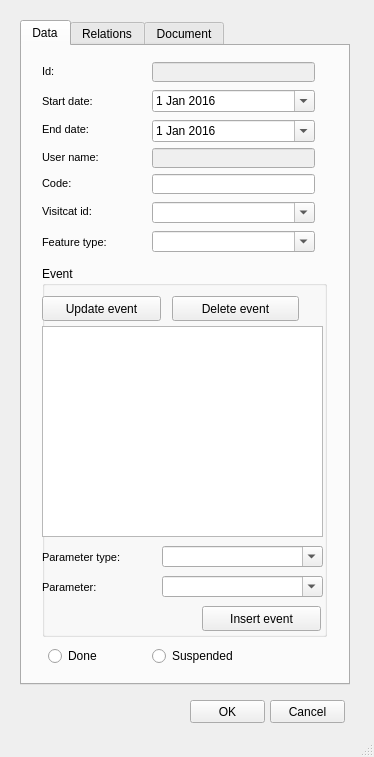
The window that ui/add_visit.ui (Giswater/giswater_qgis_plugin) describes before a commit, drawn with Qt 5.
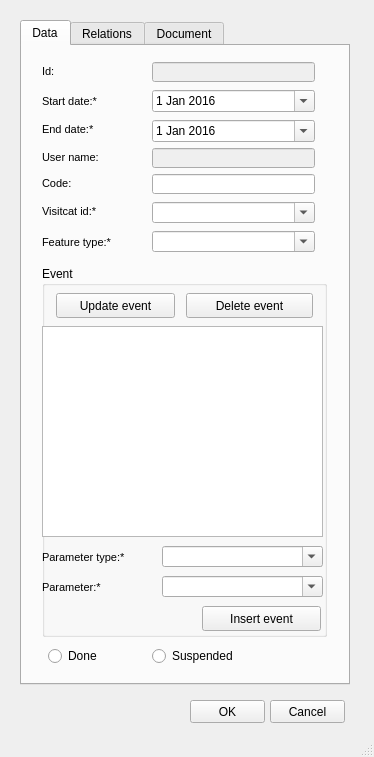
The same window after the commit. The open tabs and pages were chosen to show the change. Icons and pictures are not drawn.

Commit message: Enhance event forms

Patch:
```diff
--- a/ui/add_visit.ui
+++ b/ui/add_visit.ui
@@ -77,7 +77,7 @@
        <rect>
         <x>20</x>
         <y>44</y>
-        <width>77</width>
+        <width>103</width>
         <height>22</height>
        </rect>
       </property>
@@ -95,7 +95,7 @@
        <enum>QFrame::Plain</enum>
       </property>
       <property name="text">
-       <string>Start date:</string>
+       <string>Start date:* </string>
       </property>
       <property name="textFormat">
        <enum>Qt::AutoText</enum>
@@ -167,7 +167,7 @@
        <rect>
         <x>20</x>
         <y>154</y>
-        <width>67</width>
+        <width>100</width>
         <height>22</height>
        </rect>
       </property>
@@ -183,7 +183,7 @@
        <enum>QFrame::Plain</enum>
       </property>
       <property name="text">
-       <string>Visitcat id:</string>
+       <string>Visitcat id:*</string>
       </property>
       <property name="textFormat">
        <enum>Qt::AutoText</enum>
@@ -229,8 +229,8 @@
       <widget class="QPushButton" name="btn_event_delete">
        <property name="geometry">
         <rect>
-         <x>130</x>
-         <y>30</y>
+         <x>144</x>
+         <y>27</y>
          <width>127</width>
          <height>25</height>
         </rect>
@@ -255,8 +255,8 @@
       <widget class="QPushButton" name="btn_event_update">
        <property name="geometry">
         <rect>
-         <x>0</x>
-         <y>30</y>
+         <x>14</x>
+         <y>27</y>
          <width>119</width>
          <height>25</height>
         </rect>
@@ -312,7 +312,7 @@
         <enum>QFrame::Plain</enum>
        </property>
        <property name="text">
-        <string>Parameter type:</string>
+        <string>Parameter type:*</string>
        </property>
        <property name="textFormat">
         <enum>Qt::AutoText</enum>
@@ -348,7 +348,7 @@
         <enum>QFrame::Plain</enum>
        </property>
        <property name="text">
-        <string>Parameter:</string>
+        <string>Parameter:*</string>
        </property>
        <property name="textFormat">
         <enum>Qt::AutoText</enum>
@@ -418,7 +418,7 @@
        <rect>
         <x>20</x>
         <y>126</y>
-        <width>57</width>
+        <width>97</width>
         <height>22</height>
        </rect>
       </property>
@@ -469,7 +469,7 @@
        <rect>
         <x>20</x>
         <y>14</y>
-        <width>57</width>
+        <width>100</width>
         <height>22</height>
        </rect>
       </property>
@@ -507,7 +507,7 @@
        <rect>
         <x>20</x>
         <y>72</y>
-        <width>63</width>
+        <width>106</width>
         <height>22</height>
        </rect>
       </property>
@@ -525,7 +525,7 @@
        <enum>QFrame::Plain</enum>
       </property>
       <property name="text">
-       <string>End date:</string>
+       <string>End date:*</string>
       </property>
       <property name="textFormat">
        <enum>Qt::AutoText</enum>
@@ -545,7 +545,7 @@
        <rect>
         <x>20</x>
         <y>100</y>
-        <width>77</width>
+        <width>100</width>
         <height>22</height>
        </rect>
       </property>
@@ -596,7 +596,7 @@
        <rect>
         <x>20</x>
         <y>185</y>
-        <width>81</width>
+        <width>100</width>
         <height>22</height>
        </rect>
       </property>
@@ -612,7 +612,7 @@
        <enum>QFrame::Plain</enum>
       </property>
       <property name="text">
-       <string>Feature type:</string>
+       <string>Feature type:*</string>
       </property>
       <property name="textFormat">
        <enum>Qt::AutoText</enum>
```
Left out of the diff: 33 changed lines with no effect on the pictures. The commit also changes 4 other files.
